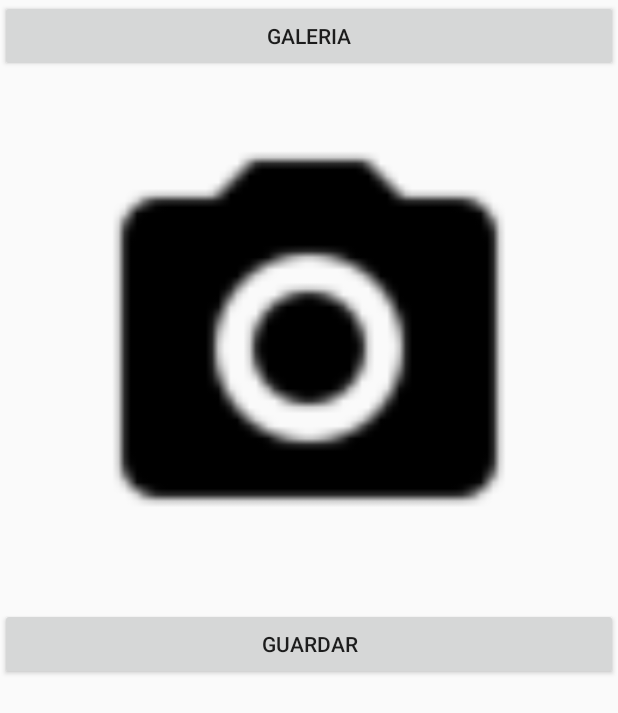
After one commit to joelchan24/proyecto_incidencias, an Android app: the Imagen screen opened directly, with no data from a screen before it, on a phone screen of 412 x 824 dp. The commit adds this screen. Shown: the top 713 px of the screen. Run offline under Robolectric (Android 15) with nearby library versions, the phone set to English and light mode, and no system bars; 1 statement that could not run was skipped.

```diff
--- a/app/build.gradle
+++ b/app/build.gradle
@@ -19,7 +19,7 @@ android {
 }
 
 dependencies {
-    implementation fileTree(dir: 'libs', include: ['*.jar'])
+    implementation fileTree(include: ['*.jar'], dir: 'libs')
     implementation 'com.android.support:appcompat-v7:26.1.0'
     implementation 'com.android.support.constraint:constraint-layout:1.0.2'
     implementation 'com.android.support:design:26.1.0'
@@ -29,4 +29,5 @@ dependencies {
     androidTestImplementation 'com.android.support.test:runner:1.0.1'
     compile 'com.android.volley:volley:1.1.0'
     androidTestImplementation 'com.android.support.test.espresso:espresso-core:3.0.1'
+    implementation files('libs/GraphView-4.2.1.jar')
 }
--- a/app/src/main/java/com/example/joel/proyecto_incidencias/EstadisticasFragment.java
+++ b/app/src/main/java/com/example/joel/proyecto_incidencias/EstadisticasFragment.java
@@ -11,6 +11,9 @@ import android.view.View;
 import android.view.ViewGroup;
 import android.widget.Button;
 import android.widget.Toast;
+
+import com.jjoe64.graphview.series.DataPoint;
+import com.jjoe64.graphview.series.LineGraphSeries;
 
 
 /**
--- a/app/src/main/java/com/example/joel/proyecto_incidencias/registro.java
+++ b/app/src/main/java/com/example/joel/proyecto_incidencias/registro.java
@@ -64,8 +64,7 @@ public class registro extends AppCompatActivity implements Response.Listener<JSO
         });
 
 
-
-    }
+   }
     public  void abrirgaleria(View view){
         Intent intent=new Intent();
         intent.setType("image/*");
--- /dev/null
+++ b/app/src/main/res/layout/activity_imagen.xml
@@ -0,0 +1,35 @@
+<?xml version="1.0" encoding="utf-8"?>
+<RelativeLayout xmlns:android="http://schemas.android.com/apk/res/android"
+    xmlns:app="http://schemas.android.com/apk/res-auto"
+    xmlns:tools="http://schemas.android.com/tools"
+    android:layout_width="match_parent"
+    android:layout_height="match_parent"
+    tools:context="com.example.joel.proyecto_incidencias.Imagen">
+
+
+    <Button
+        android:id="@+id/btngaleriaprueba"
+        android:layout_width="match_parent"
+        android:layout_height="wrap_content"
+        android:layout_alignParentStart="true"
+        android:layout_alignParentTop="true"
+        android:text="Galeria" />
+
+    <ImageView
+        android:id="@+id/imagenprueba"
+        android:layout_width="match_parent"
+        android:layout_height="300dp"
+        android:layout_below="@+id/btngaleriaprueba"
+        android:layout_centerHorizontal="true"
+        android:layout_marginTop="34dp"
+        app:srcCompat="@drawable/camera" />
+
+    <Button
+        android:id="@+id/btnguardarprueba"
+        android:layout_width="match_parent"
+        android:layout_height="wrap_content"
+        android:layout_below="@+id/imagenprueba"
+        android:layout_centerHorizontal="true"
+        android:layout_marginTop="23dp"
+        android:text="Guardar" />
+</RelativeLayout>
```
Also changed, not shown: app/src/main/AndroidManifest.xml (+6 -4 lines), app/src/main/java/com/example/joel/proyecto_incidencias/Imagen.java (added, +58 -0 lines), app/src/main/res/layout/fragment_estadisticas.xml (+12 -3 lines), app/libs/GraphView-4.2.1.jar (added).
